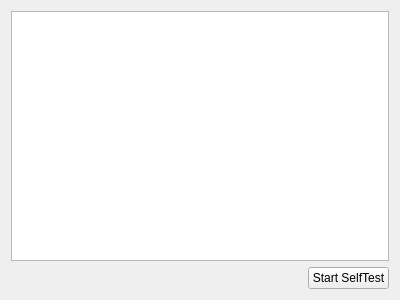
papylhomme/diskmonitor, file app/drivepanel.ui: the form before one commit.
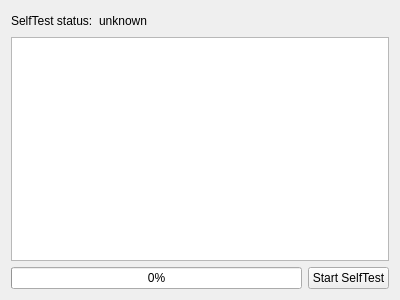
The form after the commit.

Commit message: Implement self tests (Close #1), add progressBar and autorefresh to the UI

```diff
--- a/app/drivepanel.ui
+++ b/app/drivepanel.ui
@@ -15,14 +15,21 @@
   </property>
   <layout class="QVBoxLayout" name="verticalLayout">
    <item>
-    <widget class="QTableView" name="tableView">
-     <property name="alternatingRowColors">
-      <bool>true</bool>
-     </property>
-    </widget>
-   </item>
-   <item>
-    <layout class="QHBoxLayout" name="horizontalLayout">
+    <layout class="QHBoxLayout" name="horizontalLayout_2">
+     <item>
+      <widget class="QLabel" name="label">
+       <property name="text">
+        <string>SelfTest status:</string>
+       </property>
+      </widget>
+     </item>
+     <item>
+      <widget class="QLabel" name="selfTestStatusLabel">
+       <property name="text">
+        <string>unknown</string>
+       </property>
+      </widget>
+     </item>
      <item>
       <spacer name="horizontalSpacer">
        <property name="orientation">
@@ -35,6 +42,36 @@
         </size>
        </property>
       </spacer>
+     </item>
+    </layout>
+   </item>
+   <item>
+    <widget class="QTableView" name="tableView">
+     <property name="alternatingRowColors">
+      <bool>true</bool>
+     </property>
+    </widget>
+   </item>
+   <item>
+    <layout class="QHBoxLayout" name="horizontalLayout">
+     <item>
+      <widget class="QProgressBar" name="progressBar">
+       <property name="sizePolicy">
+        <sizepolicy hsizetype="Expanding" vsizetype="Fixed">
+         <horstretch>1</horstretch>
+         <verstretch>0</verstretch>
+        </sizepolicy>
+       </property>
+       <property name="value">
+        <number>0</number>
+       </property>
+       <property name="textVisible">
+        <bool>true</bool>
+       </property>
+       <property name="invertedAppearance">
+        <bool>false</bool>
+       </property>
+      </widget>
      </item>
      <item>
       <widget class="QPushButton" name="startSelfTestButton">
```
The commit also changes 18 other files.
